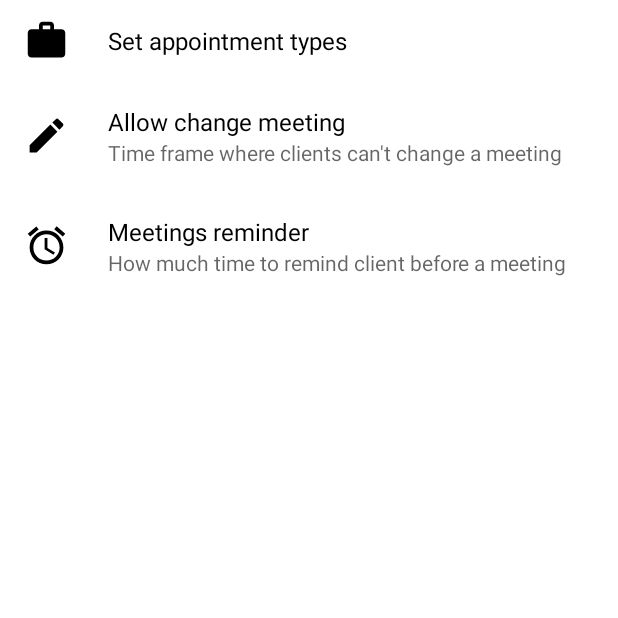
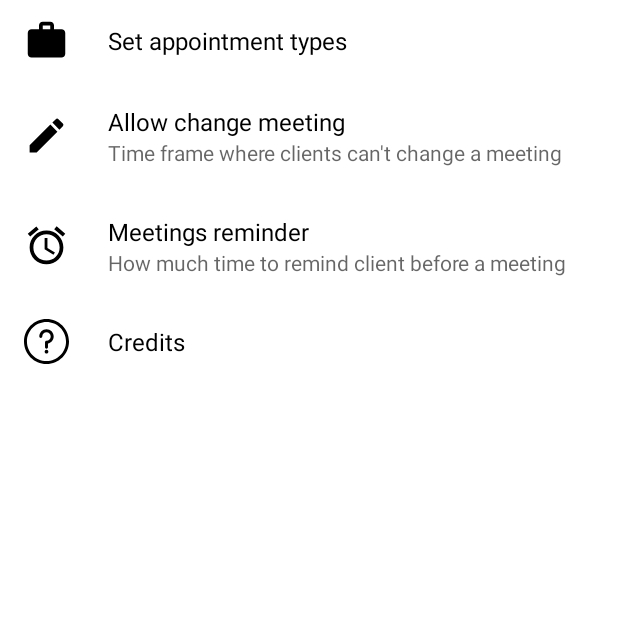
Before and after one commit to Technion236272/2020a-Cue, an Android app: the Settings screen opened directly, with no data from a screen before it, on a phone screen of 412 x 824 dp, the top half of it. Run offline under Robolectric (Android 15) with nearby library versions, the phone set to English and light mode, and no system bars; our stand-ins replace Firebase (no records; nobody signed in at launch, a user with empty details on screens opened directly), androidx.preference.

Commit message:
add Credits for the app

```diff
--- a/app/src/main/AndroidManifest.xml
+++ b/app/src/main/AndroidManifest.xml
@@ -9,13 +9,14 @@
         android:roundIcon="@mipmap/ic_launcher_round"
         android:supportsRtl="true"
         android:theme="@style/AppTheme">
-        <activity android:name=".ClientFeatures.ClientChooseTimeFragment"></activity>
+        <activity android:name=".Credits"></activity>
+        <activity android:name=".ClientFeatures.ClientChooseTimeFragment" />
         <activity android:name=".ClientFeatures.ClientChooseDateFragment" />
         <activity android:name=".BusinessFeatures.BusinessScheduleDay" />
         <activity android:name=".BusinessFeatures.BusinessSchedule" />
         <activity android:name=".ClientFeatures.ClientBusinessHomepage" />
         <activity android:name=".ClientFeatures.ClientAppointmentPage" />
-        <activity android:name=".Settings"/>
+        <activity android:name=".Settings" />
         <activity android:name=".SignInActivity">
             <intent-filter>
                 <action android:name="android.intent.action.MAIN" />
@@ -27,7 +28,6 @@
         <activity android:name=".BusinessFeatures.BusinessSignUp" />
         <activity android:name=".ClientFeatures.ClientSignUp" />
         <activity android:name=".ClientFeatures.ClientHomePage" />
-
     </application>
 
 </manifest>
--- a/app/src/main/java/com/technion/cue/BusinessFeatures/BusinessSignUp.java
+++ b/app/src/main/java/com/technion/cue/BusinessFeatures/BusinessSignUp.java
@@ -12,10 +12,12 @@ import com.google.firebase.auth.FirebaseAuth;
 import com.google.firebase.auth.FirebaseUser;
 import com.google.firebase.firestore.FirebaseFirestore;
 import com.technion.cue.R;
+import com.technion.cue.annotations.ModuleAuthor;
 import com.technion.cue.data_classes.Business;
 
 import static com.technion.cue.FirebaseCollections.*;
 
+@ModuleAuthor("Topaz")
 public class BusinessSignUp extends AppCompatActivity {
 
     FirebaseAuth mAuth;
--- a/app/src/main/java/com/technion/cue/ClientFeatures/ClientSignUp.java
+++ b/app/src/main/java/com/technion/cue/ClientFeatures/ClientSignUp.java
@@ -13,10 +13,12 @@ import com.google.firebase.auth.FirebaseAuth;
 import com.google.firebase.auth.FirebaseUser;
 import com.google.firebase.firestore.FirebaseFirestore;
 import com.technion.cue.R;
+import com.technion.cue.annotations.ModuleAuthor;
 import com.technion.cue.data_classes.Client;
 
 import static com.technion.cue.FirebaseCollections.CLIENTS_COLLECTION;
 
+@ModuleAuthor("Topaz")
 public class ClientSignUp extends AppCompatActivity {
     FirebaseAuth mAuth;
     private static final String TAG = "ClientSignUpActivity";
--- /dev/null
+++ b/app/src/main/res/drawable/ic_help.xml
@@ -0,0 +1,6 @@
+<vector android:height="30dp" android:viewportHeight="400"
+    android:viewportWidth="400" android:width="30dp" xmlns:android="http://schemas.android.com/apk/res/android">
+    <path android:fillColor="#FF000000" android:pathData="M199.996,0C89.719,0 0,89.72 0,200c0,110.279 89.719,200 199.996,200C310.281,400 400,310.279 400,200C400,89.72 310.281,0 199.996,0zM199.996,373.77C104.187,373.77 26.23,295.816 26.23,200c0,-95.817 77.957,-173.769 173.766,-173.769c95.816,0 173.772,77.953 173.772,173.769C373.769,295.816 295.812,373.77 199.996,373.77z"/>
+    <path android:fillColor="#FF000000" android:pathData="M199.996,91.382c-35.176,0 -63.789,28.616 -63.789,63.793c0,7.243 5.871,13.115 13.113,13.115c7.246,0 13.117,-5.873 13.117,-13.115c0,-20.71 16.848,-37.562 37.559,-37.562c20.719,0 37.566,16.852 37.566,37.562c0,20.714 -16.849,37.566 -37.566,37.566c-7.242,0 -13.113,5.873 -13.113,13.114v45.684c0,7.243 5.871,13.115 13.113,13.115s13.117,-5.872 13.117,-13.115v-33.938c28.905,-6.064 50.68,-31.746 50.68,-62.427C263.793,119.998 235.176,91.382 199.996,91.382z"/>
+    <path android:fillColor="#FF000000" android:pathData="M200.004,273.738c-9.086,0 -16.465,7.371 -16.465,16.462s7.379,16.465 16.465,16.465c9.094,0 16.457,-7.374 16.457,-16.465S209.098,273.738 200.004,273.738z"/>
+</vector>
--- a/app/src/main/res/values/strings.xml
+++ b/app/src/main/res/values/strings.xml
@@ -26,6 +26,9 @@
 
     <!-- TODO: Remove or change this placeholder text -->
     <string name="hello_blank_fragment">Hello blank fragment</string>
+    <string name="credits">Credits</string>
+    <string name="credit_lopez_mikhael">LOPEZ Mikhael</string>
+    <string name="credit_icon1">Icon made by Freepik from www.flaticon.com</string>
 
 
 </resources>
--- a/app/src/main/res/xml/preference.xml
+++ b/app/src/main/res/xml/preference.xml
@@ -24,5 +24,11 @@
         android:summary="How much time to remind client before a meeting"
         android:icon="@drawable/send_reminder" />
 
+    <Preference
+        android:id="@+id/credits"
+        android:key="credits"
+        android:title="Credits"
+        android:icon="@drawable/ic_help" />
+
 
 </PreferenceScreen>
```
Also changed, not shown: app/src/main/java/com/technion/cue/Credits.java (added, +17 -0 lines), app/src/main/java/com/technion/cue/Settings.java (+13 -2 lines), app/src/main/res/layout/activity_credits.xml (added, +31 -0 lines).
